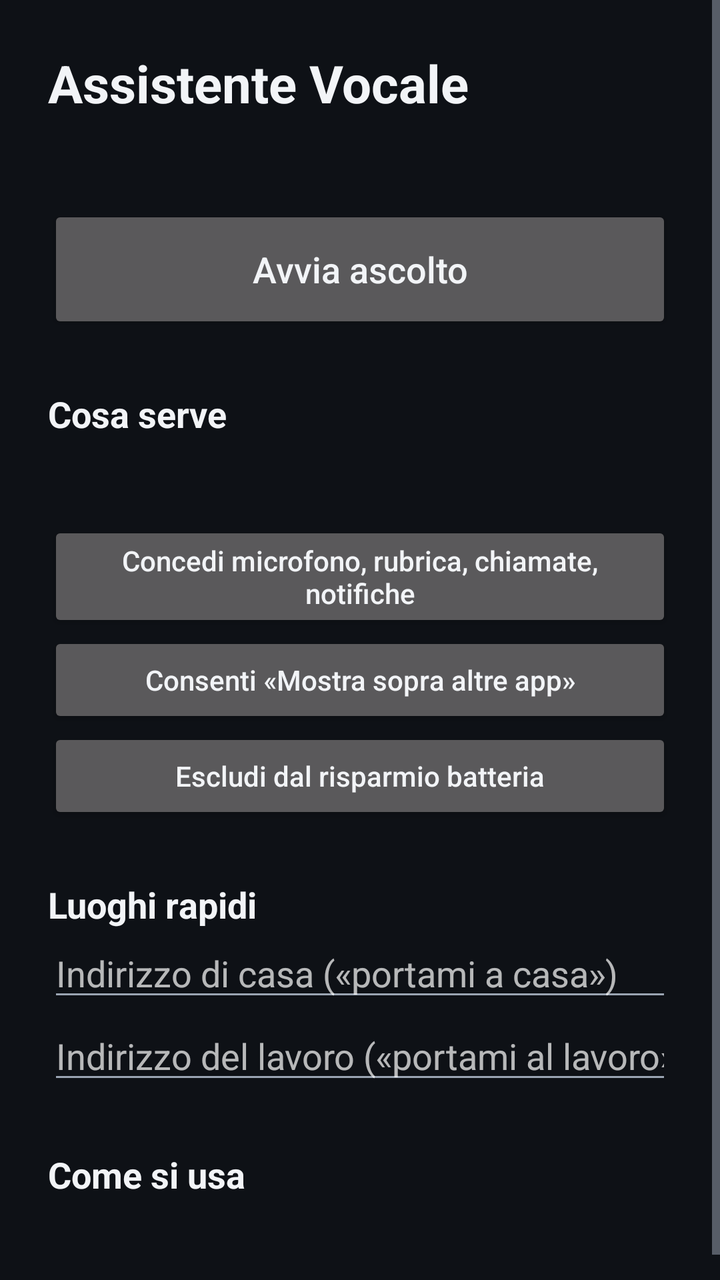
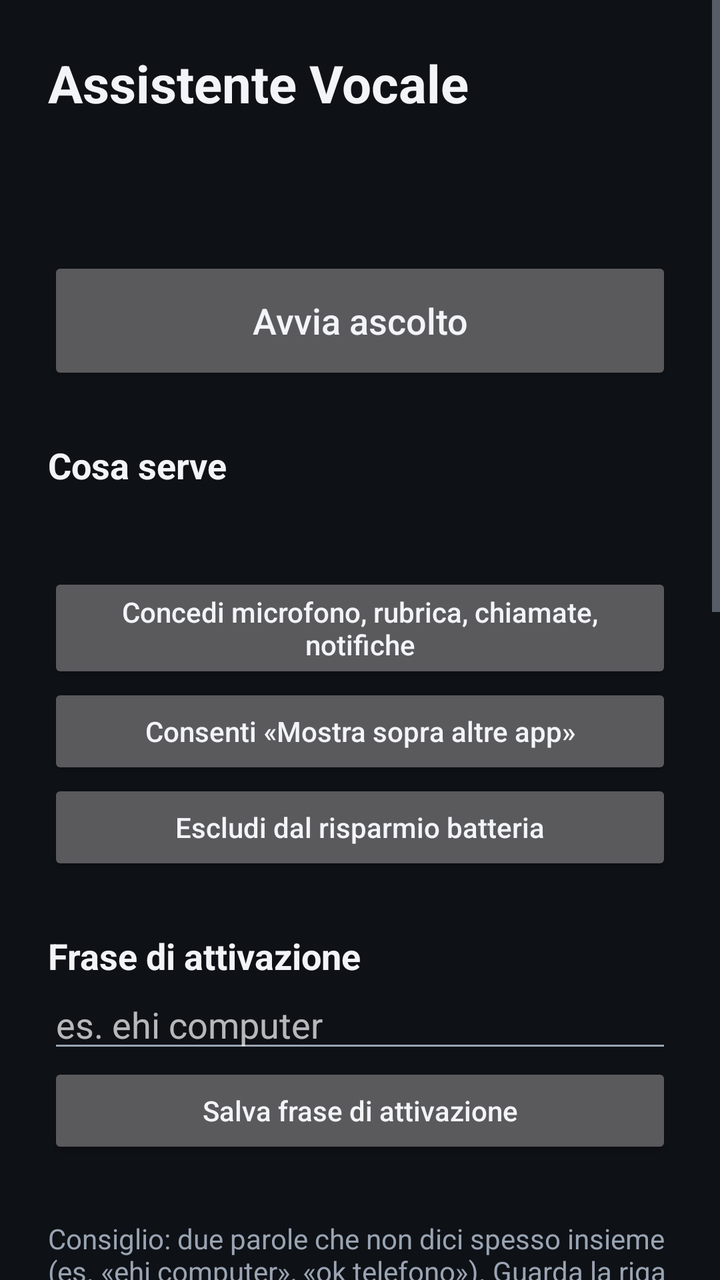

Screens rendered from an Android XML layout before and after an edit, with the pre-edit source and the edit as a unified diff.
<!-- AndroidManifest.xml: application theme Theme.Assistente -->
<!-- res/layout/activity_main.xml -->
<?xml version="1.0" encoding="utf-8"?>
<ScrollView xmlns:android="http://schemas.android.com/apk/res/android"
    android:layout_width="match_parent"
    android:layout_height="match_parent"
    android:fillViewport="true"
    android:fitsSystemWindows="true">

    <LinearLayout
        android:layout_width="match_parent"
        android:layout_height="wrap_content"
        android:orientation="vertical"
        android:padding="24dp">

        <TextView
            android:layout_width="wrap_content"
            android:layout_height="wrap_content"
            android:text="@string/app_name"
            android:textColor="@color/text"
            android:textSize="26sp"
            android:textStyle="bold" />

        <TextView
            android:id="@+id/status"
            android:layout_width="match_parent"
            android:layout_height="wrap_content"
            android:layout_marginTop="6dp"
            android:textColor="@color/text_dim"
            android:textSize="16sp" />

        <Button
            android:id="@+id/toggle"
            android:layout_width="match_parent"
            android:layout_height="64dp"
            android:layout_marginTop="16dp"
            android:text="Avvia ascolto"
            android:textAllCaps="false"
            android:textSize="18sp" />

        <TextView
            android:layout_width="wrap_content"
            android:layout_height="wrap_content"
            android:layout_marginTop="28dp"
            android:text="Cosa serve"
            android:textColor="@color/text"
            android:textSize="18sp"
            android:textStyle="bold" />

        <TextView
            android:id="@+id/checks"
            android:layout_width="match_parent"
            android:layout_height="wrap_content"
            android:layout_marginTop="8dp"
            android:lineSpacingExtra="6dp"
            android:textColor="@color/text"
            android:textSize="16sp" />

        <Button
            android:id="@+id/grant"
            android:layout_width="match_parent"
            android:layout_height="wrap_content"
            android:layout_marginTop="12dp"
            android:text="Concedi microfono, rubrica, chiamate, notifiche"
            android:textAllCaps="false" />

        <Button
            android:id="@+id/overlay"
            android:layout_width="match_parent"
            android:layout_height="wrap_content"
            android:text="Consenti «Mostra sopra altre app»"
            android:textAllCaps="false" />

        <Button
            android:id="@+id/battery"
            android:layout_width="match_parent"
            android:layout_height="wrap_content"
            android:text="Escludi dal risparmio batteria"
            android:textAllCaps="false" />

        <TextView
            android:layout_width="wrap_content"
            android:layout_height="wrap_content"
            android:layout_marginTop="28dp"
            android:text="Luoghi rapidi"
            android:textColor="@color/text"
            android:textSize="18sp"
            android:textStyle="bold" />

        <EditText
            android:id="@+id/home"
            android:layout_width="match_parent"
            android:layout_height="wrap_content"
            android:hint="Indirizzo di casa («portami a casa»)"
            android:importantForAutofill="no"
            android:inputType="textPostalAddress" />

        <EditText
            android:id="@+id/work"
            android:layout_width="match_parent"
            android:layout_height="wrap_content"
            android:hint="Indirizzo del lavoro («portami al lavoro»)"
            android:importantForAutofill="no"
            android:inputType="textPostalAddress" />

        <TextView
            android:layout_width="wrap_content"
            android:layout_height="wrap_content"
            android:layout_marginTop="28dp"
            android:text="Come si usa"
            android:textColor="@color/text"
            android:textSize="18sp"
            android:textStyle="bold" />

        <TextView
            android:id="@+id/howto"
            android:layout_width="match_parent"
            android:layout_height="wrap_content"
            android:layout_marginTop="8dp"
            android:lineSpacingExtra="4dp"
            android:textColor="@color/text_dim"
            android:textSize="16sp" />
    </LinearLayout>
</ScrollView>
<!-- resources referenced by this layout -->
<resources>
  <color name="text">#FFF2F4F7</color>
  <color name="text_dim">#FF9AA4B2</color>
  <string name="app_name">Assistente Vocale</string>
  <style name="Theme.Assistente" parent="android:Theme.Material.NoActionBar">
          <item name="android:colorAccent">@color/listening</item>
          <item name="android:windowBackground">@color/bg</item>
          <item name="android:statusBarColor">@color/bg</item>
          <item name="android:navigationBarColor">@color/bg</item>
          <item name="android:textColorPrimary">@color/text</item>
          <item name="android:textColorSecondary">@color/text_dim</item>
      </style>
  <color name="listening">#FF2F80ED</color>
  <color name="bg">#FF0E1116</color>
</resources>

<!-- the commit's change to res/layout/activity_main.xml (unified diff, before → after) -->
@@ -27,6 +27,14 @@
             android:textColor="@color/text_dim"
             android:textSize="16sp" />
 
+        <TextView
+            android:id="@+id/heard"
+            android:layout_width="match_parent"
+            android:layout_height="wrap_content"
+            android:layout_marginTop="4dp"
+            android:textColor="@color/listening"
+            android:textSize="16sp" />
+
         <Button
             android:id="@+id/toggle"
             android:layout_width="match_parent"
@@ -80,6 +88,133 @@
             android:layout_width="wrap_content"
             android:layout_height="wrap_content"
             android:layout_marginTop="28dp"
+            android:text="Frase di attivazione"
+            android:textColor="@color/text"
+            android:textSize="18sp"
+            android:textStyle="bold" />
+
+        <EditText
+            android:id="@+id/wake"
+            android:layout_width="match_parent"
+            android:layout_height="wrap_content"
+            android:hint="es. ehi computer"
+            android:importantForAutofill="no"
+            android:inputType="text" />
+
+        <Button
+            android:id="@+id/wake_save"
+            android:layout_width="match_parent"
+            android:layout_height="wrap_content"
+            android:text="Salva frase di attivazione"
+            android:textAllCaps="false" />
+
+        <TextView
+            android:id="@+id/wake_check"
+            android:layout_width="match_parent"
+            android:layout_height="wrap_content"
+            android:layout_marginTop="6dp"
+            android:lineSpacingExtra="3dp"
+            android:textColor="@color/text_dim"
+            android:textSize="15sp" />
+
+        <TextView
+            android:layout_width="match_parent"
+            android:layout_height="wrap_content"
+            android:layout_marginTop="4dp"
+            android:text="Consiglio: due parole che non dici spesso insieme (es. «ehi computer», «ok telefono»). Guarda la riga «Sento» qui sopra mentre la provi."
+            android:textColor="@color/text_dim"
+            android:textSize="14sp" />
+
+        <TextView
+            android:layout_width="wrap_content"
+            android:layout_height="wrap_content"
+            android:layout_marginTop="28dp"
+            android:text="Chiamate"
+            android:textColor="@color/text"
+            android:textSize="18sp"
+            android:textStyle="bold" />
+
+        <Switch
+            android:id="@+id/speaker"
+            android:layout_width="match_parent"
+            android:layout_height="wrap_content"
+            android:layout_marginTop="8dp"
+            android:minHeight="48dp"
+            android:text="Chiamate sempre in vivavoce"
+            android:textColor="@color/text"
+            android:textSize="16sp" />
+
+        <TextView
+            android:layout_width="match_parent"
+            android:layout_height="wrap_content"
+            android:text="Oppure dillo a voce: «chiama Mario in vivavoce»."
+            android:textColor="@color/text_dim"
+            android:textSize="14sp" />
+
+        <TextView
+            android:layout_width="wrap_content"
+            android:layout_height="wrap_content"
+            android:layout_marginTop="28dp"
+            android:text="Riconoscimento dei comandi"
+            android:textColor="@color/text"
+            android:textSize="18sp"
+            android:textStyle="bold" />
+
+        <Switch
+            android:id="@+id/system_asr"
+            android:layout_width="match_parent"
+            android:layout_height="wrap_content"
+            android:layout_marginTop="8dp"
+            android:minHeight="48dp"
+            android:text="Usa il riconoscimento del telefono (molto più preciso)"
+            android:textColor="@color/text"
+            android:textSize="16sp" />
+
+        <TextView
+            android:id="@+id/asr_info"
+            android:layout_width="match_parent"
+            android:layout_height="wrap_content"
+            android:layout_marginTop="6dp"
+            android:lineSpacingExtra="3dp"
+            android:textColor="@color/text_dim"
+            android:textSize="15sp" />
+
+        <Button
+            android:id="@+id/download_it"
+            android:layout_width="match_parent"
+            android:layout_height="wrap_content"
+            android:text="Scarica l'italiano offline"
+            android:textAllCaps="false" />
+
+        <TextView
+            android:layout_width="wrap_content"
+            android:layout_height="wrap_content"
+            android:layout_marginTop="28dp"
+            android:text="Voce dell'assistente"
+            android:textColor="@color/text"
+            android:textSize="18sp"
+            android:textStyle="bold" />
+
+        <TextView
+            android:id="@+id/tts_info"
+            android:layout_width="match_parent"
+            android:layout_height="wrap_content"
+            android:layout_marginTop="6dp"
+            android:lineSpacingExtra="3dp"
+            android:textColor="@color/text_dim"
+            android:textSize="15sp" />
+
+        <Button
+            android:id="@+id/tts_install"
+            android:layout_width="match_parent"
+            android:layout_height="wrap_content"
+            android:text="Installa / aggiorna la voce italiana"
+            android:textAllCaps="false" />
+
+        <TextView
+            android:layout_width="wrap_content"
+            android:layout_height="wrap_content"
+            android:layout_marginTop="28dp"
             android:text="Luoghi rapidi"
             android:textColor="@color/text"
             android:textSize="18sp"
